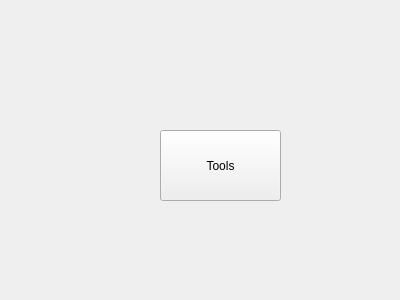
Chromecore/Sprite-Editor, file toolsection.ui: the form before one commit.
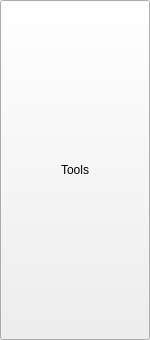
The form after the commit.

Commit message: Completed basic MainWindow layout

```diff
--- a/toolsection.ui
+++ b/toolsection.ui
@@ -6,8 +6,8 @@
    <rect>
     <x>0</x>
     <y>0</y>
-    <width>400</width>
-    <height>300</height>
+    <width>150</width>
+    <height>340</height>
    </rect>
   </property>
   <property name="windowTitle">
@@ -16,10 +16,10 @@
   <widget class="QPushButton" name="pushButton">
    <property name="geometry">
     <rect>
-     <x>160</x>
-     <y>130</y>
-     <width>121</width>
-     <height>71</height>
+     <x>0</x>
+     <y>0</y>
+     <width>150</width>
+     <height>340</height>
     </rect>
    </property>
    <property name="text">
```
The commit also changes 6 other files.
